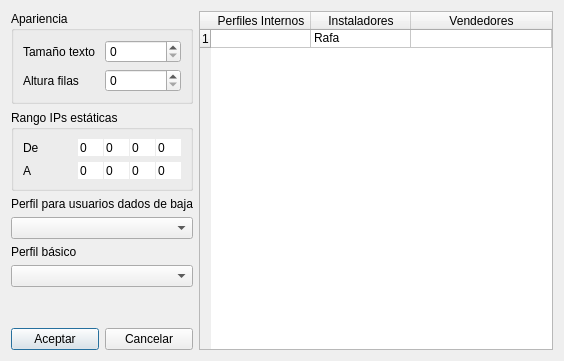
silderan/QMikPPPManager, file DlgConfiguracion.ui: the form before one commit.
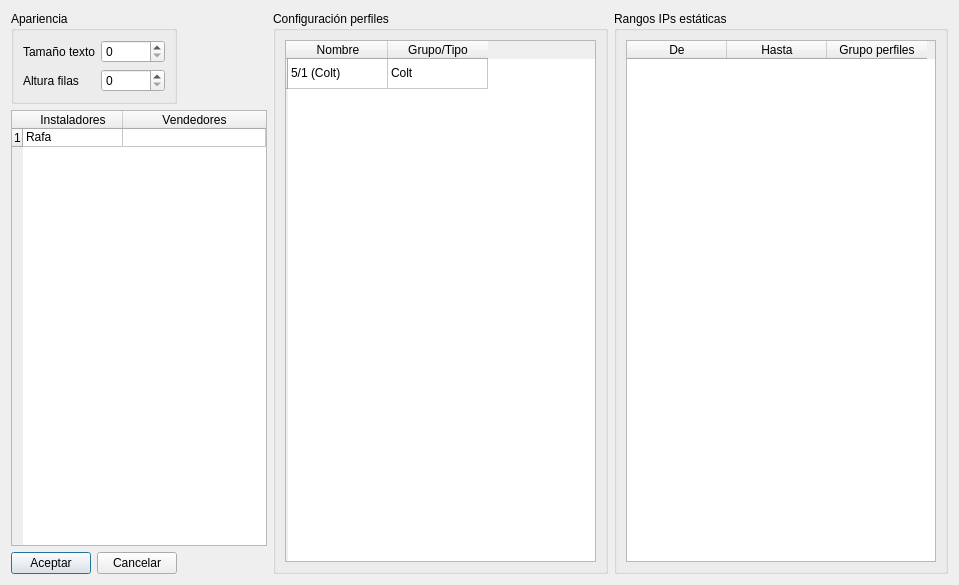
The form after the commit.

What changed in the file:
```diff
--- a/DlgConfiguracion.ui
+++ b/DlgConfiguracion.ui
@@ -6,8 +6,8 @@
    <rect>
     <x>0</x>
     <y>0</y>
-    <width>564</width>
-    <height>361</height>
+    <width>959</width>
+    <height>585</height>
    </rect>
   </property>
   <property name="windowTitle">
@@ -43,210 +43,73 @@
      </layout>
     </widget>
    </item>
-   <item row="1" column="0">
+   <item row="0" column="2" rowspan="3">
+    <widget class="QGroupBox" name="groupBox_2">
+     <property name="title">
+      <string>Configuración perfiles</string>
+     </property>
+     <layout class="QGridLayout" name="gridLayout_4">
+      <item row="0" column="0">
+       <widget class="QTableWidget" name="profilesTable">
+        <row>
+         <property name="text">
+          <string/>
+         </property>
+        </row>
+        <column>
+         <property name="text">
+          <string>Nombre</string>
+         </property>
+        </column>
+        <column>
+         <property name="text">
+          <string>Grupo/Tipo</string>
+         </property>
+        </column>
+        <item row="0" column="0">
+         <property name="text">
+          <string>5/1 (Colt)</string>
+         </property>
+        </item>
+        <item row="0" column="1">
+         <property name="text">
+          <string>Colt</string>
+         </property>
+        </item>
+       </widget>
+      </item>
+     </layout>
+    </widget>
+   </item>
+   <item row="0" column="3" rowspan="3">
     <widget class="QGroupBox" name="grRangosIP">
      <property name="title">
-      <string>Rango IPs estáticas</string>
+      <string>Rangos IPs estáticas</string>
      </property>
      <layout class="QGridLayout" name="gridLayout_2">
       <item row="0" column="0">
-       <widget class="QLabel" name="label">
-        <property name="text">
-         <string>De</string>
-        </property>
+       <widget class="QTableWidget" name="staticIPv4Table">
+        <column>
+         <property name="text">
+          <string>De</string>
+         </property>
+        </column>
+        <column>
+         <property name="text">
+          <string>Hasta</string>
+         </property>
+        </column>
+        <column>
+         <property name="text">
+          <string>Grupo perfiles</string>
+         </property>
+        </column>
        </widget>
       </item>
-      <item row="0" column="1">
-       <layout class="QHBoxLayout" name="horizontalLayout_2">
-        <property name="spacing">
-         <number>1</number>
-        </property>
-        <item>
-         <widget class="QSpinBox" name="sbDeIPA">
-          <property name="frame">
-           <bool>false</bool>
-          </property>
-          <property name="buttonSymbols">
-           <enum>QAbstractSpinBox::NoButtons</enum>
-          </property>
-          <property name="minimum">
-           <number>0</number>
-          </property>
-          <property name="maximum">
-           <number>255</number>
-          </property>
-         </widget>
-        </item>
-        <item>
-         <widget class="QSpinBox" name="sbDeIPB">
-          <property name="frame">
-           <bool>false</bool>
-          </property>
-          <property name="buttonSymbols">
-           <enum>QAbstractSpinBox::NoButtons</enum>
-          </property>
-          <property name="minimum">
-           <number>0</number>
-          </property>
-          <property name="maximum">
-           <number>255</number>
-          </property>
-         </widget>
-        </item>
-        <item>
-         <widget class="QSpinBox" name="sbDeIPC">
-          <property name="frame">
-           <bool>false</bool>
-          </property>
-          <property name="buttonSymbols">
-           <enum>QAbstractSpinBox::NoButtons</enum>
-          </property>
-          <property name="minimum">
-           <number>0</number>
-          </property>
-          <property name="maximum">
-           <number>255</number>
-          </property>
-         </widget>
-        </item>
-        <item>
-         <widget class="QSpinBox" name="sbDeIPD">
-          <property name="frame">
-           <bool>false</bool>
-          </property>
-          <property name="buttonSymbols">
-           <enum>QAbstractSpinBox::NoButtons</enum>
-          </property>
-          <property name="minimum">
-           <number>0</number>
-          </property>
-          <property name="maximum">
-           <number>255</number>
-          </property>
-         </widget>
-        </item>
-       </layout>
-      </item>
-      <item row="1" column="0">
-       <widget class="QLabel" name="label_4">
-        <property name="text">
-         <string>A</string>
-        </property>
-       </widget>
-      </item>
-      <item row="1" column="1">
-       <layout class="QHBoxLayout" name="horizontalLayout_3">
-        <property name="spacing">
-         <number>1</number>
-        </property>
-        <item>
-         <widget class="QSpinBox" name="sbAIPA">
-          <property name="frame">
-           <bool>false</bool>
-          </property>
-          <property name="buttonSymbols">
-           <enum>QAbstractSpinBox::NoButtons</enum>
-          </property>
-          <property name="minimum">
-           <number>0</number>
-          </property>
-          <property name="maximum">
-           <number>255</number>
-          </property>
-         </widget>
-        </item>
-        <item>
-         <widget class="QSpinBox" name="sbAIPB">
-          <property name="frame">
-           <bool>false</bool>
-          </property>
-          <property name="buttonSymbols">
-           <enum>QAbstractSpinBox::NoButtons</enum>
-          </property>
-          <property name="minimum">
-           <number>0</number>
-          </property>
-          <property name="maximum">
-           <number>255</number>
-          </property>
-         </widget>
-        </item>
-        <item>
-         <widget class="QSpinBox" name="sbAIPC">
-          <property name="frame">
-           <bool>false</bool>
-          </property>
-          <property name="buttonSymbols">
-           <enum>QAbstractSpinBox::NoButtons</enum>
-          </property>
-          <property name="minimum">
-           <number>0</number>
-          </property>
-          <property name="maximum">
-           <number>255</number>
-          </property>
-         </widget>
-        </item>
-        <item>
-         <widget class="QSpinBox" name="sbAIPD">
-          <property name="frame">
-           <bool>false</bool>
-          </property>
-          <property name="buttonSymbols">
-           <enum>QAbstractSpinBox::NoButtons</enum>
-          </property>
-          <property name="minimum">
-           <number>0</number>
-          </property>
-          <property name="maximum">
-           <number>255</number>
-          </property>
-         </widget>
-        </item>
-       </layout>
-      </item>
      </layout>
     </widget>
    </item>
-   <item row="7" column="0">
-    <layout class="QHBoxLayout" name="horizontalLayout">
-     <item>
-      <widget class="QPushButton" name="btAceptar">
-       <property name="text">
-        <string>Aceptar</string>
-       </property>
-       <property name="default">
-        <bool>true</bool>
-       </property>
-      </widget>
-     </item>
-     <item>
-      <widget class="QPushButton" name="btCancelar">
-       <property name="text">
-        <string>Cancelar</string>
-       </property>
-      </widget>
-     </item>
-    </layout>
-   </item>
-   <item row="4" column="0">
-    <widget class="QLabel" name="label_6">
-     <property name="text">
-      <string>Perfil básico</string>
-     </property>
-    </widget>
-   </item>
-   <item row="2" column="0">
-    <widget class="QLabel" name="label_5">
-     <property name="text">
-      <string>Perfil para usuarios dados de baja</string>
-     </property>
-    </widget>
-   </item>
-   <item row="3" column="0">
-    <widget class="QComboBox" name="cbInactivo"/>
-   </item>
-   <item row="0" column="1" rowspan="8">
+   <item row="1" column="0" colspan="2">
     <widget class="QTableWidget" name="listaInstaladores">
      <attribute name="horizontalHeaderStretchLastSection">
       <bool>true</bool>
@@ -262,11 +125,6 @@
        <string>1</string>
       </property>
      </row>
-     <column>
-      <property name="text">
-       <string>Perfiles Internos</string>
-      </property>
-     </column>
      <column>
       <property name="text">
        <string>Instaladores</string>
@@ -277,28 +135,33 @@
        <string>Vendedores</string>
       </property>
      </column>
-     <item row="0" column="1">
+     <item row="0" column="0">
       <property name="text">
        <string>Rafa</string>
       </property>
      </item>
     </widget>
    </item>
-   <item row="5" column="0">
-    <widget class="QComboBox" name="cbBasico"/>
-   </item>
-   <item row="6" column="0">
-    <spacer name="verticalSpacer">
-     <property name="orientation">
-      <enum>Qt::Vertical</enum>
-     </property>
-     <property name="sizeHint" stdset="0">
-      <size>
-       <width>20</width>
-       <height>40</height>
-      </size>
-     </property>
-    </spacer>
+   <item row="2" column="0">
+    <layout class="QHBoxLayout" name="horizontalLayout">
+     <item>
+      <widget class="QPushButton" name="btAceptar">
+       <property name="text">
+        <string>Aceptar</string>
+       </property>
+       <property name="default">
+        <bool>true</bool>
+       </property>
+      </widget>
+     </item>
+     <item>
+      <widget class="QPushButton" name="btCancelar">
+       <property name="text">
+        <string>Cancelar</string>
+       </property>
+      </widget>
+     </item>
+    </layout>
    </item>
   </layout>
   <zorder>listaInstaladores</zorder>
```
Left out of the diff: 6 changed lines with no effect on the pictures.
